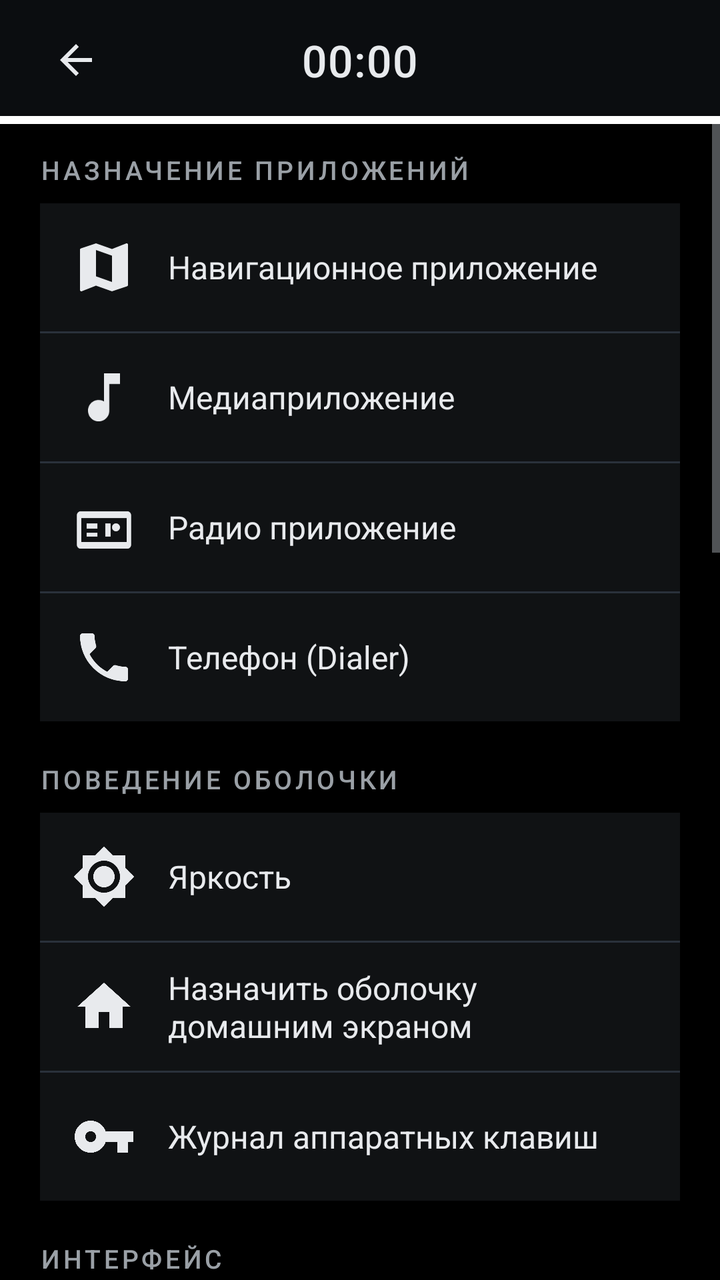
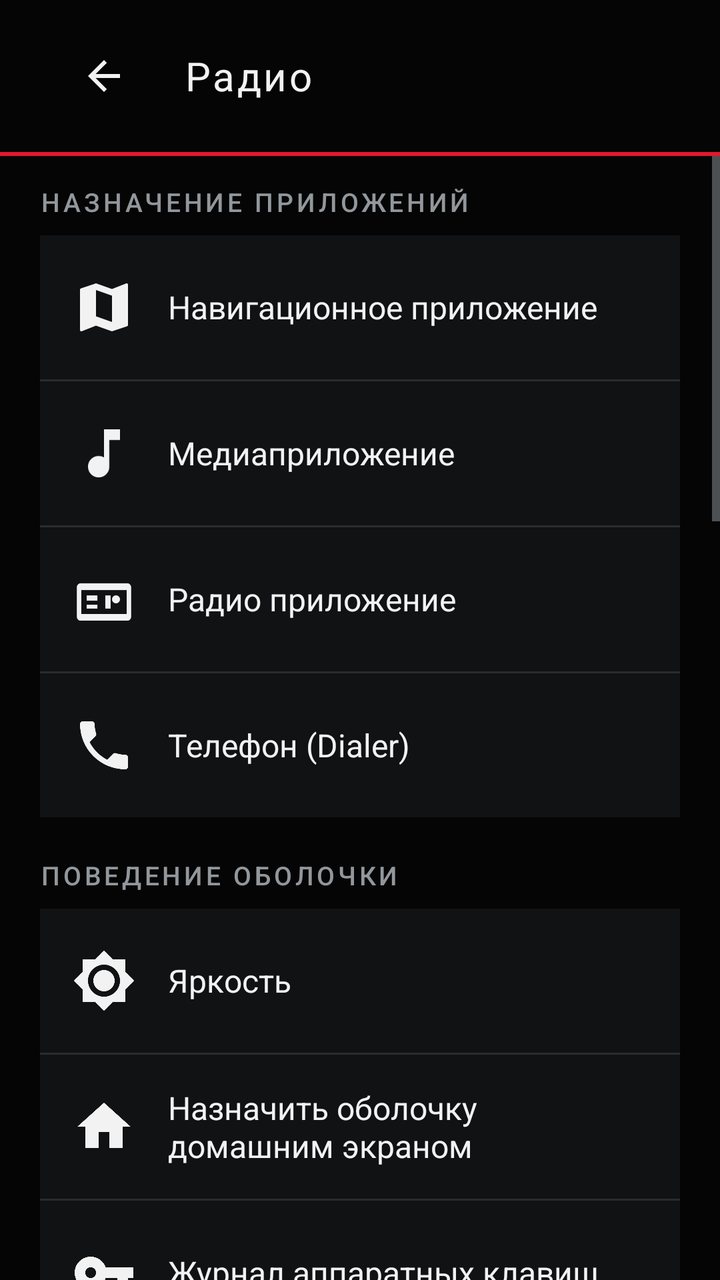

Compare the two renders of this Android layout. The source of the first and the diff that turns it into the second are given below.
<!-- AndroidManifest.xml: application theme Theme.VWShell -->
<!-- res/layout/fragment_settings.xml -->
<?xml version="1.0" encoding="utf-8"?>
<LinearLayout xmlns:android="http://schemas.android.com/apk/res/android"
    android:layout_width="match_parent" android:layout_height="match_parent"
    android:orientation="vertical" android:background="@color/vw_background">

    <include layout="@layout/layout_section_header"/>
    <View android:layout_width="match_parent" android:layout_height="@dimen/accent_line" android:background="@drawable/accent_line"/>

    <ScrollView android:layout_width="match_parent" android:layout_height="0dp" android:layout_weight="1"
        android:clipToPadding="false" android:paddingBottom="16dp">

        <LinearLayout android:layout_width="match_parent" android:layout_height="wrap_content"
            android:orientation="vertical" android:paddingStart="@dimen/screen_padding" android:paddingEnd="@dimen/screen_padding">

            <TextView style="@style/VW.SectionLabel" android:layout_width="match_parent" android:layout_height="wrap_content"
                android:paddingTop="14dp" android:paddingBottom="8dp" android:text="@string/settings_apps"/>

            
            <LinearLayout android:id="@+id/rowNavApp" style="@style/VW.SettingRow">
                <ImageView style="@style/VW.SettingIcon" android:src="@drawable/ic_nav"/>
                <TextView style="@style/VW.SettingTitle" android:text="@string/settings_nav_app"/>
                <TextView android:id="@+id/valNavApp" style="@style/VW.SettingValue"/>
            </LinearLayout>
            <View style="@style/VW.Divider"/>

            
            <LinearLayout android:id="@+id/rowMediaApp" style="@style/VW.SettingRow">
                <ImageView style="@style/VW.SettingIcon" android:src="@drawable/ic_media"/>
                <TextView style="@style/VW.SettingTitle" android:text="@string/settings_media_app"/>
                <TextView android:id="@+id/valMediaApp" style="@style/VW.SettingValue"/>
            </LinearLayout>
            <View style="@style/VW.Divider"/>

            
            <LinearLayout android:id="@+id/rowRadioApp" style="@style/VW.SettingRow">
                <ImageView style="@style/VW.SettingIcon" android:src="@drawable/ic_radio"/>
                <TextView style="@style/VW.SettingTitle" android:text="@string/settings_radio_app"/>
                <TextView android:id="@+id/valRadioApp" style="@style/VW.SettingValue"/>
            </LinearLayout>
            <View style="@style/VW.Divider"/>

            
            <LinearLayout android:id="@+id/rowPhoneApp" style="@style/VW.SettingRow">
                <ImageView style="@style/VW.SettingIcon" android:src="@drawable/ic_phone"/>
                <TextView style="@style/VW.SettingTitle" android:text="@string/settings_phone_app"/>
                <TextView android:id="@+id/valPhoneApp" style="@style/VW.SettingValue"/>
            </LinearLayout>

            <TextView style="@style/VW.SectionLabel" android:layout_width="match_parent" android:layout_height="wrap_content"
                android:paddingTop="20dp" android:paddingBottom="8dp" android:text="@string/settings_behavior"/>

            
            <LinearLayout android:id="@+id/rowBrightness" style="@style/VW.SettingRow">
                <ImageView style="@style/VW.SettingIcon" android:src="@drawable/ic_brightness"/>
                <TextView style="@style/VW.SettingTitle" android:text="@string/settings_brightness"/>
                <TextView android:id="@+id/valBrightness" style="@style/VW.SettingValue"/>
            </LinearLayout>
            <View style="@style/VW.Divider"/>

            
            <LinearLayout android:id="@+id/rowSetHome" style="@style/VW.SettingRow">
                <ImageView style="@style/VW.SettingIcon" android:src="@drawable/ic_home"/>
                <TextView style="@style/VW.SettingTitle" android:text="@string/settings_set_home"/>
            </LinearLayout>
            <View style="@style/VW.Divider"/>

            
            <LinearLayout android:id="@+id/rowKeylog" style="@style/VW.SettingRow">
                <ImageView style="@style/VW.SettingIcon" android:src="@drawable/ic_key"/>
                <TextView style="@style/VW.SettingTitle" android:text="@string/settings_keylog"/>
            </LinearLayout>

            
            <TextView style="@style/VW.SectionLabel" android:layout_width="match_parent" android:layout_height="wrap_content"
                android:paddingTop="20dp" android:paddingBottom="8dp" android:text="@string/settings_interface"/>

            <LinearLayout android:id="@+id/rowClockFormat" style="@style/VW.SettingRow">
                <ImageView style="@style/VW.SettingIcon" android:src="@drawable/ic_clock"/>
                <TextView style="@style/VW.SettingTitle" android:text="@string/settings_clock_format"/>
                <TextView android:id="@+id/valClockFormat" style="@style/VW.SettingValue"/>
            </LinearLayout>
            <View style="@style/VW.Divider"/>

            
            <LinearLayout android:id="@+id/rowSoundSection" style="@style/VW.SettingRow">
                <ImageView style="@style/VW.SettingIcon" android:src="@drawable/ic_volume"/>
                <TextView style="@style/VW.SettingTitle" android:text="@string/tile_sound"/>
            </LinearLayout>
            <View style="@style/VW.Divider"/>

            
            <LinearLayout android:id="@+id/rowResetHiddenApps" style="@style/VW.SettingRow">
                <ImageView style="@style/VW.SettingIcon" android:src="@drawable/ic_apps"/>
                <TextView style="@style/VW.SettingTitle" android:text="@string/apps_reset_hidden"/>
            </LinearLayout>

            <TextView style="@style/VW.SectionLabel" android:layout_width="match_parent" android:layout_height="wrap_content"
                android:paddingTop="20dp" android:paddingBottom="8dp" android:text="@string/settings_system"/>

            <LinearLayout android:id="@+id/rowAndroidSettings" style="@style/VW.SettingRow">
                <ImageView style="@style/VW.SettingIcon" android:src="@drawable/ic_settings"/>
                <TextView style="@style/VW.SettingTitle" android:text="@string/settings_android"/>
            </LinearLayout>
            <View style="@style/VW.Divider"/>

            <LinearLayout android:id="@+id/rowManageApps" style="@style/VW.SettingRow">
                <ImageView style="@style/VW.SettingIcon" android:src="@drawable/ic_apps"/>
                <TextView style="@style/VW.SettingTitle" android:text="@string/settings_apps_manage"/>
            </LinearLayout>
            <View style="@style/VW.Divider"/>

            <LinearLayout android:id="@+id/rowBluetooth" style="@style/VW.SettingRow">
                <ImageView style="@style/VW.SettingIcon" android:src="@drawable/ic_bluetooth"/>
                <TextView style="@style/VW.SettingTitle" android:text="@string/settings_bluetooth"/>
            </LinearLayout>
            <View style="@style/VW.Divider"/>

            <LinearLayout android:id="@+id/rowNotifAccess" style="@style/VW.SettingRow">
                <ImageView style="@style/VW.SettingIcon" android:src="@drawable/ic_info"/>
                <TextView style="@style/VW.SettingTitle" android:text="@string/settings_notif_access"/>
                <TextView android:id="@+id/valNotifAccess" style="@style/VW.SettingValue"/>
            </LinearLayout>
            <View style="@style/VW.Divider"/>

            <LinearLayout android:id="@+id/rowSoundSettings" style="@style/VW.SettingRow">
                <ImageView style="@style/VW.SettingIcon" android:src="@drawable/ic_volume"/>
                <TextView style="@style/VW.SettingTitle" android:text="@string/settings_sound"/>
            </LinearLayout>
            <View style="@style/VW.Divider"/>

            
            <TextView style="@style/VW.SectionLabel" android:layout_width="match_parent" android:layout_height="wrap_content"
                android:paddingTop="20dp" android:paddingBottom="8dp" android:text="@string/settings_palette_section"/>
            <HorizontalScrollView android:layout_width="match_parent" android:layout_height="wrap_content"
                android:scrollbars="none" android:paddingBottom="8dp">
                <LinearLayout android:id="@+id/paletteRow"
                    android:layout_width="wrap_content" android:layout_height="wrap_content"
                    android:orientation="horizontal"/>
            </HorizontalScrollView>

            
            <LinearLayout android:id="@+id/rowBtAutoSwitch" style="@style/VW.SettingRow">
                <ImageView style="@style/VW.SettingIcon" android:src="@drawable/ic_bluetooth"/>
                <TextView style="@style/VW.SettingTitle" android:text="@string/settings_bt_auto"/>
                <TextView android:id="@+id/valBtAuto" style="@style/VW.SettingValue"/>
            </LinearLayout>
            <View style="@style/VW.Divider"/>

            
            <LinearLayout android:id="@+id/rowRescanTuner" style="@style/VW.SettingRow">
                <ImageView style="@style/VW.SettingIcon" android:src="@drawable/ic_radio"/>
                <TextView style="@style/VW.SettingTitle" android:text="@string/settings_rescan_tuner"/>
                <TextView android:id="@+id/valTunerStatus" style="@style/VW.SettingValue"/>
            </LinearLayout>
            <View style="@style/VW.Divider"/>

            <LinearLayout android:id="@+id/rowResetShell" style="@style/VW.SettingRow">
                <ImageView style="@style/VW.SettingIcon" android:src="@drawable/ic_back"/>
                <TextView style="@style/VW.SettingTitle" android:text="@string/settings_reset"/>
            </LinearLayout>

            <TextView style="@style/VW.SectionLabel" android:layout_width="match_parent" android:layout_height="wrap_content"
                android:paddingTop="20dp" android:paddingBottom="8dp" android:text="@string/settings_about"/>

            <TextView android:id="@+id/aboutText"
                android:layout_width="match_parent" android:layout_height="wrap_content"
                android:background="@drawable/bg_panel" android:padding="16dp"
                android:textColor="@color/vw_text_secondary" android:textSize="@dimen/small_text"
                android:lineSpacingExtra="4dp"/>

            <View android:layout_width="match_parent" android:layout_height="24dp"/>
        </LinearLayout>
    </ScrollView>
</LinearLayout>
<!-- res/layout/layout_section_header.xml (included above) -->
<?xml version="1.0" encoding="utf-8"?>
<androidx.constraintlayout.widget.ConstraintLayout xmlns:android="http://schemas.android.com/apk/res/android"
    xmlns:app="http://schemas.android.com/apk/res-auto"
    android:layout_width="match_parent"
    android:layout_height="60dp"
    android:background="#0b0d10">

    <ImageButton
        android:id="@+id/btnBack"
        android:layout_width="44dp"
        android:layout_height="44dp"
        android:layout_marginStart="16dp"
        android:background="@drawable/btn_back_round_bg"
        android:src="@drawable/ic_arrow_back"
        android:contentDescription="@string/back"
        app:layout_constraintBottom_toBottomOf="parent"
        app:layout_constraintStart_toStartOf="parent"
        app:layout_constraintTop_toTopOf="parent"
        app:tint="@color/vw_text_primary" />

    <TextView
        android:id="@+id/headerClock"
        android:layout_width="wrap_content"
        android:layout_height="wrap_content"
        android:fontFamily="sans-serif-medium"
        android:letterSpacing="0.02"
        android:text="00:00"
        android:textColor="@color/vw_text_primary"
        android:textSize="22sp"
        app:layout_constraintBottom_toBottomOf="parent"
        app:layout_constraintEnd_toEndOf="parent"
        app:layout_constraintStart_toStartOf="parent"
        app:layout_constraintTop_toTopOf="parent" />

    <TextView
        android:id="@+id/sectionTitle"
        android:layout_width="0dp"
        android:layout_height="wrap_content"
        android:layout_marginStart="8dp"
        android:layout_marginEnd="8dp"
        android:alpha="0.55"
        android:ellipsize="end"
        android:singleLine="true"
        android:textColor="@color/vw_text_secondary"
        android:textSize="13sp"
        app:layout_constraintBottom_toBottomOf="parent"
        app:layout_constraintEnd_toStartOf="@id/headerDate"
        app:layout_constraintStart_toEndOf="@id/headerClock"
        app:layout_constraintTop_toTopOf="parent" />

    <TextView
        android:id="@+id/headerDate"
        android:layout_width="wrap_content"
        android:layout_height="wrap_content"
        android:layout_marginEnd="16dp"
        android:textColor="@color/vw_text_secondary"
        android:textSize="13sp"
        app:layout_constraintBottom_toBottomOf="parent"
        app:layout_constraintEnd_toEndOf="parent"
        app:layout_constraintTop_toTopOf="parent" />

    <View
        android:layout_width="0dp"
        android:layout_height="2dp"
        android:background="@drawable/topbar_white_glow"
        android:elevation="4dp"
        app:layout_constraintBottom_toBottomOf="parent"
        app:layout_constraintEnd_toEndOf="parent"
        app:layout_constraintStart_toStartOf="parent" />
</androidx.constraintlayout.widget.ConstraintLayout>
<!-- resources referenced by this layout -->
<resources>
  <color name="vw_background">#000000</color>
  <color name="vw_text_primary">#e8eaed</color>
  <color name="vw_text_secondary">#9aa0a6</color>
  <dimen name="accent_line">2dp</dimen>
  <dimen name="screen_padding">20dp</dimen>
  <dimen name="small_text">13sp</dimen>
  <!-- drawable accent_line (drawable) -->
  <?xml version="1.0" encoding="utf-8"?>
  <shape xmlns:android="http://schemas.android.com/apk/res/android" android:shape="rectangle">
      <solid android:color="#FFFFFF"/>
  </shape>
  <!-- drawable btn_back_round_bg (drawable) -->
  <?xml version="1.0" encoding="utf-8"?>
  <selector xmlns:android="http://schemas.android.com/apk/res/android">
      <item android:state_pressed="true">
          <shape android:shape="oval">
              <solid android:color="#26FF1A1A"/>
          </shape>
      </item>
      <item>
          <shape android:shape="oval">
              <solid android:color="@android:color/transparent"/>
          </shape>
      </item>
  </selector>
  <!-- drawable ic_arrow_back (drawable) -->
  <vector xmlns:android="http://schemas.android.com/apk/res/android"
      android:width="24dp" android:height="24dp" android:viewportWidth="24" android:viewportHeight="24">
      <path android:pathData="M20,11 L7.83,11 L13.42,5.41 L12,4 L4,12 L12,20 L13.41,18.59 L7.83,13 L20,13 Z"
          android:fillColor="#FFFFFFFF"/>
  </vector>
  <!-- drawable topbar_white_glow (drawable) -->
  <?xml version="1.0" encoding="utf-8"?>
  <layer-list xmlns:android="http://schemas.android.com/apk/res/android">
      <item>
          <shape android:shape="rectangle">
              <solid android:color="#FFFFFF" />
          </shape>
      </item>
      <item android:top="1dp">
          <shape android:shape="rectangle">
              <gradient
                  android:angle="270"
                  android:startColor="#80FFFFFF"
                  android:endColor="#00FFFFFF" />
          </shape>
      </item>
  </layer-list>
  <string name="apps_reset_hidden">Показать все скрытые приложения</string>
  <string name="back">Назад</string>
  <string name="settings_about">О приложении</string>
  <string name="settings_android">Настройки Android</string>
  <string name="settings_apps">Назначение приложений</string>
  <string name="settings_apps_manage">Управление приложениями</string>
  <string name="settings_behavior">Поведение оболочки</string>
  <string name="settings_bluetooth">Bluetooth и подключение</string>
  <string name="settings_brightness">Яркость</string>
  <string name="settings_bt_auto">Автопереключение источника по Bluetooth</string>
  <string name="settings_clock_format">Формат времени</string>
  <string name="settings_interface">Интерфейс</string>
  <string name="settings_keylog">Журнал аппаратных клавиш</string>
  <string name="settings_media_app">Медиаприложение</string>
  <string name="settings_nav_app">Навигационное приложение</string>
  <string name="settings_notif_access">Доступ к уведомлениям</string>
  <string name="settings_palette_section">Палитра</string>
  <string name="settings_phone_app">Телефон (Dialer)</string>
  <string name="settings_radio_app">Радио приложение</string>
  <string name="settings_rescan_tuner">Пересканировать тюнер</string>
  <string name="settings_reset">Сброс настроек оболочки</string>
  <string name="settings_sound">Настройки звука</string>
  <string name="settings_system">Система</string>
  <string name="tile_sound">Звук</string>
  <color name="vw_panel_bg">#FF0A0B0C</color>
  <color name="vw_icon_tint">#e8eaed</color>
  <dimen name="icon_md">32dp</dimen>
  <dimen name="list_row_height">64dp</dimen>
  <dimen name="body_text">16sp</dimen>
  <color name="vw_accent">#FF1A1A</color>
  <color name="vw_tile_bg">#FF101214</color>
  <color name="vw_divider">#2a313b</color>
  <color name="vw_tile_bg_pressed">#FF1B1E21</color>
  <dimen name="tile_radius">3dp</dimen>
  <color name="vw_stroke">#FF3A3E42</color>
  <dimen name="tile_stroke">1dp</dimen>
  <dimen name="button_height">56dp</dimen>
  <!-- unchanged entries left out for length: 27 -->
</resources>

<!-- the commit's change to res/layout/fragment_settings.xml (unified diff, before → after) -->
@@ -82,6 +82,19 @@
             <View style="@style/VW.Divider"/>
 
             
+            <TextView style="@style/VW.SectionLabel" android:layout_width="match_parent" android:layout_height="wrap_content"
+                android:paddingTop="20dp" android:paddingBottom="8dp" android:text="@string/settings_tile_layout"/>
+            <TextView android:id="@+id/tileSpacingLabel" android:layout_width="match_parent" android:layout_height="wrap_content"
+                android:text="@string/settings_tile_spacing" android:textColor="@color/vw_text_primary" android:textSize="@dimen/body_text"/>
+            <SeekBar android:id="@+id/tileSpacingSeek" android:layout_width="match_parent" android:layout_height="56dp"
+                android:max="20" android:progressTint="@color/vw_accent" android:thumbTint="@color/vw_accent"/>
+            <TextView android:id="@+id/tileVerticalSpacingLabel" android:layout_width="match_parent" android:layout_height="wrap_content"
+                android:text="@string/settings_tile_vertical_spacing" android:textColor="@color/vw_text_primary" android:textSize="@dimen/body_text"/>
+            <SeekBar android:id="@+id/tileVerticalSpacingSeek" android:layout_width="match_parent" android:layout_height="56dp"
+                android:max="18" android:progressTint="@color/vw_accent" android:thumbTint="@color/vw_accent"/>
+            <View style="@style/VW.Divider"/>
+
+            
             <LinearLayout android:id="@+id/rowSoundSection" style="@style/VW.SettingRow">
                 <ImageView style="@style/VW.SettingIcon" android:src="@drawable/ic_volume"/>
                 <TextView style="@style/VW.SettingTitle" android:text="@string/tile_sound"/>
@@ -129,31 +142,6 @@
             <View style="@style/VW.Divider"/>
 
             
-            <TextView style="@style/VW.SectionLabel" android:layout_width="match_parent" android:layout_height="wrap_content"
-                android:paddingTop="20dp" android:paddingBottom="8dp" android:text="@string/settings_palette_section"/>
-            <HorizontalScrollView android:layout_width="match_parent" android:layout_height="wrap_content"
-                android:scrollbars="none" android:paddingBottom="8dp">
-                <LinearLayout android:id="@+id/paletteRow"
-                    android:layout_width="wrap_content" android:layout_height="wrap_content"
-                    android:orientation="horizontal"/>
-            </HorizontalScrollView>
-
-            
-            <LinearLayout android:id="@+id/rowBtAutoSwitch" style="@style/VW.SettingRow">
-                <ImageView style="@style/VW.SettingIcon" android:src="@drawable/ic_bluetooth"/>
-                <TextView style="@style/VW.SettingTitle" android:text="@string/settings_bt_auto"/>
-                <TextView android:id="@+id/valBtAuto" style="@style/VW.SettingValue"/>
-            </LinearLayout>
-            <View style="@style/VW.Divider"/>
-
-            
-            <LinearLayout android:id="@+id/rowRescanTuner" style="@style/VW.SettingRow">
-                <ImageView style="@style/VW.SettingIcon" android:src="@drawable/ic_radio"/>
-                <TextView style="@style/VW.SettingTitle" android:text="@string/settings_rescan_tuner"/>
-                <TextView android:id="@+id/valTunerStatus" style="@style/VW.SettingValue"/>
-            </LinearLayout>
-            <View style="@style/VW.Divider"/>
-
             <LinearLayout android:id="@+id/rowResetShell" style="@style/VW.SettingRow">
                 <ImageView style="@style/VW.SettingIcon" android:src="@drawable/ic_back"/>
                 <TextView style="@style/VW.SettingTitle" android:text="@string/settings_reset"/>
@@ -174,72 +162,42 @@
 </LinearLayout>
 <!-- res/layout/layout_section_header.xml (included above) -->
 <?xml version="1.0" encoding="utf-8"?>
-<androidx.constraintlayout.widget.ConstraintLayout xmlns:android="http://schemas.android.com/apk/res/android"
-    xmlns:app="http://schemas.android.com/apk/res-auto"
+<LinearLayout xmlns:android="http://schemas.android.com/apk/res/android"
     android:layout_width="match_parent"
-    android:layout_height="60dp"
-    android:background="#0b0d10">
+    android:layout_height="76dp"
+    android:orientation="horizontal"
+    android:gravity="center_vertical"
+    android:background="@color/vw_background"
+    android:paddingStart="@dimen/screen_padding"
+    android:paddingEnd="@dimen/screen_padding">
 
     <ImageButton
         android:id="@+id/btnBack"
-        android:layout_width="44dp"
-        android:layout_height="44dp"
-        android:layout_marginStart="16dp"
-        android:background="@drawable/btn_back_round_bg"
-        android:src="@drawable/ic_arrow_back"
+        android:layout_width="64dp"
+        android:layout_height="64dp"
+        android:background="?attr/selectableItemBackgroundBorderless"
+        android:src="@drawable/ic_back"
+        android:scaleType="centerInside"
+        android:padding="16dp"
         android:contentDescription="@string/back"
-        app:layout_constraintBottom_toBottomOf="parent"
-        app:layout_constraintStart_toStartOf="parent"
-        app:layout_constraintTop_toTopOf="parent"
-        app:tint="@color/vw_text_primary" />
+        android:focusable="true"/>
+
+    <TextView
+        android:id="@+id/sectionTitle"
+        android:layout_width="0dp"
+        android:layout_height="wrap_content"
+        android:layout_weight="1"
+        android:layout_marginStart="8dp"
+        android:textColor="@color/vw_text_primary"
+        android:textSize="@dimen/title_text"
+        android:letterSpacing="0.06"
+        android:text="@string/radio_title"/>
 
     <TextView
         android:id="@+id/headerClock"
         android:layout_width="wrap_content"
         android:layout_height="wrap_content"
-        android:fontFamily="sans-serif-medium"
-        android:letterSpacing="0.02"
-        android:text="00:00"
-        android:textColor="@color/vw_text_primary"
-        android:textSize="22sp"
-        app:layout_constraintBottom_toBottomOf="parent"
-        app:layout_constraintEnd_toEndOf="parent"
-        app:layout_constraintStart_toStartOf="parent"
-        app:layout_constraintTop_toTopOf="parent" />
-
-    <TextView
-        android:id="@+id/sectionTitle"
-        android:layout_width="0dp"
-        android:layout_height="wrap_content"
-        android:layout_marginStart="8dp"
-        android:layout_marginEnd="8dp"
-        android:alpha="0.55"
-        android:ellipsize="end"
-        android:singleLine="true"
         android:textColor="@color/vw_text_secondary"
-        android:textSize="13sp"
-        app:layout_constraintBottom_toBottomOf="parent"
-        app:layout_constraintEnd_toStartOf="@id/headerDate"
-        app:layout_constraintStart_toEndOf="@id/headerClock"
-        app:layout_constraintTop_toTopOf="parent" />
-
-    <TextView
-        android:id="@+id/headerDate"
-        android:layout_width="wrap_content"
-        android:layout_height="wrap_content"
-        android:layout_marginEnd="16dp"
-        android:textColor="@color/vw_text_secondary"
-        android:textSize="13sp"
-        app:layout_constraintBottom_toBottomOf="parent"
-        app:layout_constraintEnd_toEndOf="parent"
-        app:layout_constraintTop_toTopOf="parent" />
-
-    <View
-        android:layout_width="0dp"
-        android:layout_height="2dp"
-        android:background="@drawable/topbar_white_glow"
-        android:elevation="4dp"
-        app:layout_constraintBottom_toBottomOf="parent"
-        app:layout_constraintEnd_toEndOf="parent"
-        app:layout_constraintStart_toStartOf="parent" />
-</androidx.constraintlayout.widget.ConstraintLayout>
+        android:textSize="@dimen/body_text"
+        android:fontFamily="sans-serif-light"/>
+</LinearLayout>
<!-- resource entries referenced after the edit -->
@@ -1,55 +1,20 @@
 <!-- resources referenced by this layout -->
 <resources>
-  <color name="vw_background">#000000</color>
-  <color name="vw_text_primary">#e8eaed</color>
-  <color name="vw_text_secondary">#9aa0a6</color>
+  <color name="vw_background">#FF050505</color>
+  <color name="vw_text_primary">#FFF2F2F2</color>
+  <color name="vw_text_secondary">#FF92979C</color>
   <dimen name="accent_line">2dp</dimen>
   <dimen name="screen_padding">20dp</dimen>
   <dimen name="small_text">13sp</dimen>
+  <dimen name="title_text">20sp</dimen>
   <!-- drawable accent_line (drawable) -->
   <?xml version="1.0" encoding="utf-8"?>
   <shape xmlns:android="http://schemas.android.com/apk/res/android" android:shape="rectangle">
-      <solid android:color="#FFFFFF"/>
+      <solid android:color="@color/vw_accent"/>
   </shape>
-  <!-- drawable btn_back_round_bg (drawable) -->
-  <?xml version="1.0" encoding="utf-8"?>
-  <selector xmlns:android="http://schemas.android.com/apk/res/android">
-      <item android:state_pressed="true">
-          <shape android:shape="oval">
-              <solid android:color="#26FF1A1A"/>
-          </shape>
-      </item>
-      <item>
-          <shape android:shape="oval">
-              <solid android:color="@android:color/transparent"/>
-          </shape>
-      </item>
-  </selector>
-  <!-- drawable ic_arrow_back (drawable) -->
-  <vector xmlns:android="http://schemas.android.com/apk/res/android"
-      android:width="24dp" android:height="24dp" android:viewportWidth="24" android:viewportHeight="24">
-      <path android:pathData="M20,11 L7.83,11 L13.42,5.41 L12,4 L4,12 L12,20 L13.41,18.59 L7.83,13 L20,13 Z"
-          android:fillColor="#FFFFFFFF"/>
-  </vector>
-  <!-- drawable topbar_white_glow (drawable) -->
-  <?xml version="1.0" encoding="utf-8"?>
-  <layer-list xmlns:android="http://schemas.android.com/apk/res/android">
-      <item>
-          <shape android:shape="rectangle">
-              <solid android:color="#FFFFFF" />
-          </shape>
-      </item>
-      <item android:top="1dp">
-          <shape android:shape="rectangle">
-              <gradient
-                  android:angle="270"
-                  android:startColor="#80FFFFFF"
-                  android:endColor="#00FFFFFF" />
-          </shape>
-      </item>
-  </layer-list>
   <string name="apps_reset_hidden">Показать все скрытые приложения</string>
   <string name="back">Назад</string>
+  <string name="radio_title">Радио</string>
   <string name="settings_about">О приложении</string>
   <string name="settings_android">Настройки Android</string>
   <string name="settings_apps">Назначение приложений</string>
@@ -57,29 +22,29 @@
   <string name="settings_behavior">Поведение оболочки</string>
   <string name="settings_bluetooth">Bluetooth и подключение</string>
   <string name="settings_brightness">Яркость</string>
-  <string name="settings_bt_auto">Автопереключение источника по Bluetooth</string>
   <string name="settings_clock_format">Формат времени</string>
   <string name="settings_interface">Интерфейс</string>
   <string name="settings_keylog">Журнал аппаратных клавиш</string>
   <string name="settings_media_app">Медиаприложение</string>
   <string name="settings_nav_app">Навигационное приложение</string>
   <string name="settings_notif_access">Доступ к уведомлениям</string>
-  <string name="settings_palette_section">Палитра</string>
   <string name="settings_phone_app">Телефон (Dialer)</string>
   <string name="settings_radio_app">Радио приложение</string>
-  <string name="settings_rescan_tuner">Пересканировать тюнер</string>
   <string name="settings_reset">Сброс настроек оболочки</string>
   <string name="settings_sound">Настройки звука</string>
   <string name="settings_system">Система</string>
+  <string name="settings_tile_layout">Сетка главного экрана</string>
+  <string name="settings_tile_spacing">Расстояние между плитками</string>
+  <string name="settings_tile_vertical_spacing">Высота плиток (меньше отступ — выше плитка)</string>
   <string name="tile_sound">Звук</string>
   <color name="vw_panel_bg">#FF0A0B0C</color>
-  <color name="vw_icon_tint">#e8eaed</color>
+  <color name="vw_icon_tint">#FFF2F2F2</color>
   <dimen name="icon_md">32dp</dimen>
-  <dimen name="list_row_height">64dp</dimen>
+  <dimen name="list_row_height">72dp</dimen>
   <dimen name="body_text">16sp</dimen>
-  <color name="vw_accent">#FF1A1A</color>
+  <color name="vw_accent">#FFE3182D</color>
   <color name="vw_tile_bg">#FF101214</color>
-  <color name="vw_divider">#2a313b</color>
+  <color name="vw_divider">#FF2A2D30</color>
   <color name="vw_tile_bg_pressed">#FF1B1E21</color>
   <dimen name="tile_radius">3dp</dimen>
   <color name="vw_stroke">#FF3A3E42</color>
